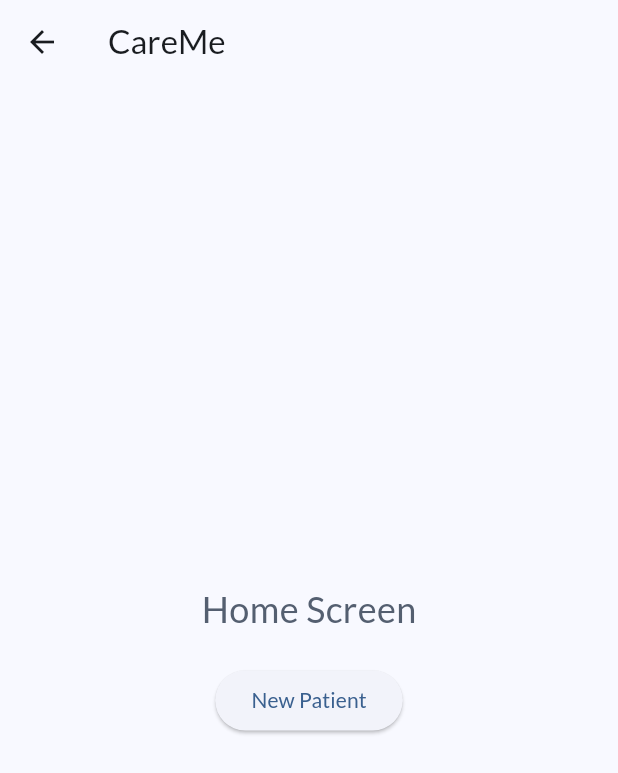
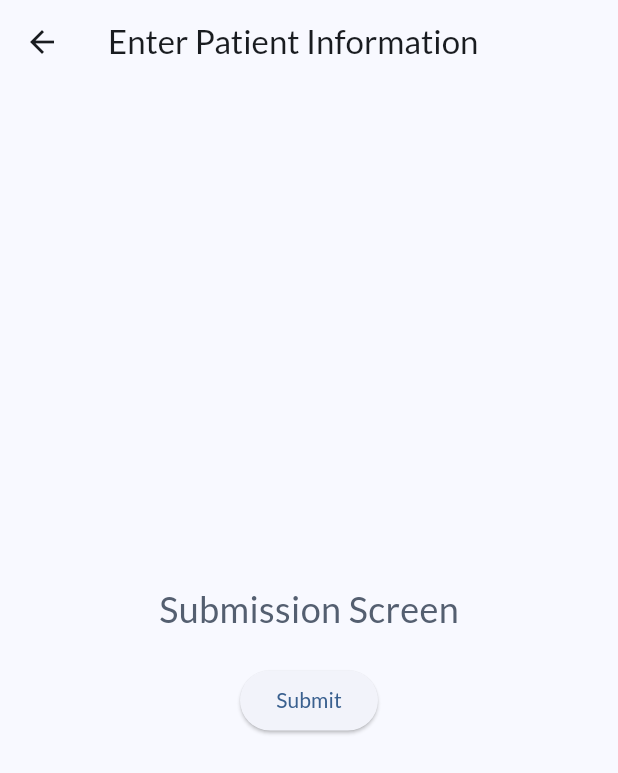
Before and after one commit to Navindu-Ashen/CareMe-Group-L, a Flutter app: the HomeScreen screen opened directly, after a tap on "New Patient", on a phone screen of 412 x 824 dp. Shown: the top 773 px of the screen. Run offline on Flutter 3.47's test engine with Material 3 defaults, Android fonts, the phone set to English and light mode, and no system bars; our stand-ins replace google_fonts.

Commit message:
screen stack

```diff
--- a/project/lib/screens/home_screen.dart
+++ b/project/lib/screens/home_screen.dart
@@ -1,4 +1,5 @@
 import 'package:flutter/material.dart';
+import 'package:project/screens/submission_screen.dart';
 
 class HomeScreen extends StatefulWidget {
   const HomeScreen({super.key});
@@ -8,6 +9,14 @@ class HomeScreen extends StatefulWidget {
 }
 
 class _HomeScreenState extends State<HomeScreen> {
+  void _changeScreenSubmission(BuildContext context) {
+    Navigator.of(context).push(
+      MaterialPageRoute(
+        builder: (context) => SubmissionScreen(),
+      ),
+    );
+  }
+
   @override
   Widget build(BuildContext context) {
     return Scaffold(
@@ -29,7 +38,9 @@ class _HomeScreenState extends State<HomeScreen> {
               height: 20,
             ),
             ElevatedButton(
-              onPressed: () {},
+              onPressed: () {
+                _changeScreenSubmission(context);
+              },
               child: const Text("New Patient"),
             ),
           ],
--- a/project/lib/screens/submission_screen.dart
+++ b/project/lib/screens/submission_screen.dart
@@ -0,0 +1,51 @@
+import 'package:flutter/material.dart';
+import 'package:project/screens/results_screen.dart';
+
+class SubmissionScreen extends StatefulWidget {
+  const SubmissionScreen({super.key});
+
+  @override
+  State<SubmissionScreen> createState() => _SubmissionScreenState();
+}
+
+class _SubmissionScreenState extends State<SubmissionScreen> {
+  void _changeScreenResults(BuildContext context) {
+    Navigator.of(context).push(
+      MaterialPageRoute(
+        builder: (context) => ResultsScreen(),
+      ),
+    );
+  }
+
+  @override
+  Widget build(BuildContext context) {
+    return Scaffold(
+      appBar: AppBar(
+        title: const Text("Enter Patient Information"),
+      ),
+      body: Center(
+        child: Column(
+          mainAxisAlignment: MainAxisAlignment.center,
+          children: [
+            Text(
+              "Submission Screen",
+              style: TextStyle(
+                fontSize: 24,
+                color: Theme.of(context).colorScheme.secondary,
+              ),
+            ),
+            const SizedBox(
+              height: 20,
+            ),
+            ElevatedButton(
+              onPressed: () {
+                _changeScreenResults(context);
+              },
+              child: const Text("Submit"),
+            ),
+          ],
+        ),
+      ),
+    );
+  }
+}
```
Also changed, not shown: project/lib/screens/results_screen.dart (+33 -0 lines).
